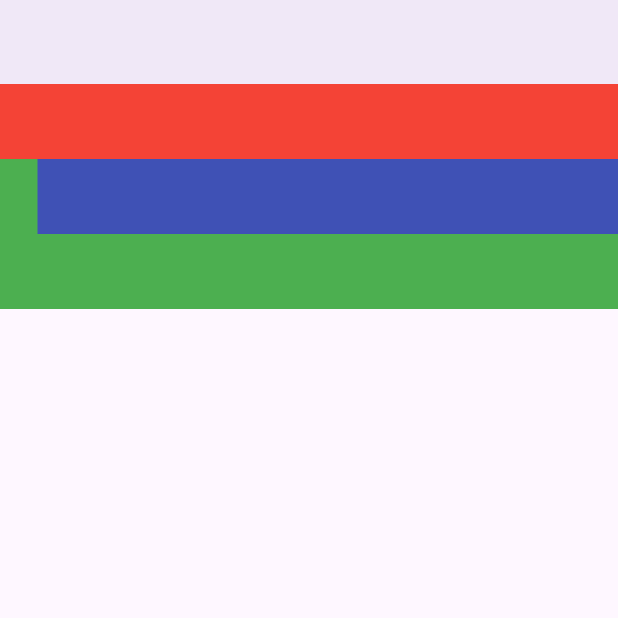
After one commit to huseyin6/My-Flutter-App, a Flutter app: the screen it shows after launch, on a phone screen of 412 x 824 dp, the top half of it. The commit adds this screen. Run offline on Flutter 3.47's test engine with Material 3 defaults, Android fonts, the phone set to English and light mode, and no system bars.

Commit message:
Stack and Positioned Classes

```diff
--- /dev/null
+++ b/lib/101/stack_learn.dart
@@ -0,0 +1,40 @@
+import 'package:flutter/material.dart';
+
+class StackLearn extends StatelessWidget {
+  const StackLearn({super.key});
+
+  // To design nesting components, use Stack!
+  @override
+  Widget build(BuildContext context) {
+    return Scaffold(
+      appBar: AppBar(),
+      body: Stack(
+        children: [
+          Container(
+            color: Colors.red,
+            height: 100,
+          ),
+          Padding(
+            padding: const EdgeInsets.only(top: 50),
+            child: Container(
+              color: Colors.indigo,
+              height: 100,
+            ),
+          ),
+          Positioned(
+              bottom: 0,
+              height: 100,
+              width: 25,
+              child: Container(
+                color: Colors.green,
+              )),
+          Positioned.fill(
+              top: 100,
+              child: Container(
+                color: Colors.green,
+              ))
+        ],
+      ),
+    );
+  }
+}
--- a/lib/main.dart
+++ b/lib/main.dart
@@ -20,7 +20,8 @@ import 'package:flutter_application_1/101/color_learn.dart';
 // import 'package:flutter_application_1/101/custom_widget_learn.dart';
 // import 'package:flutter_application_1/101/indicator_learn.dart';
 // import 'package:flutter_application_1/101/list_tile_learn.dart';
-import 'package:flutter_application_1/101/column_row_learn.dart';
+// import 'package:flutter_application_1/101/column_row_learn.dart';
+import 'package:flutter_application_1/101/stack_learn.dart';
 
 void main() {
   runApp(const MyApp());
@@ -52,7 +53,7 @@ class MyApp extends StatelessWidget {
             systemOverlayStyle: SystemUiOverlayStyle.dark,
             elevation: 4,
           )),
-      home: const ColumnRowLearn(),
+      home: const StackLearn(),
     );
   }
 }
```
